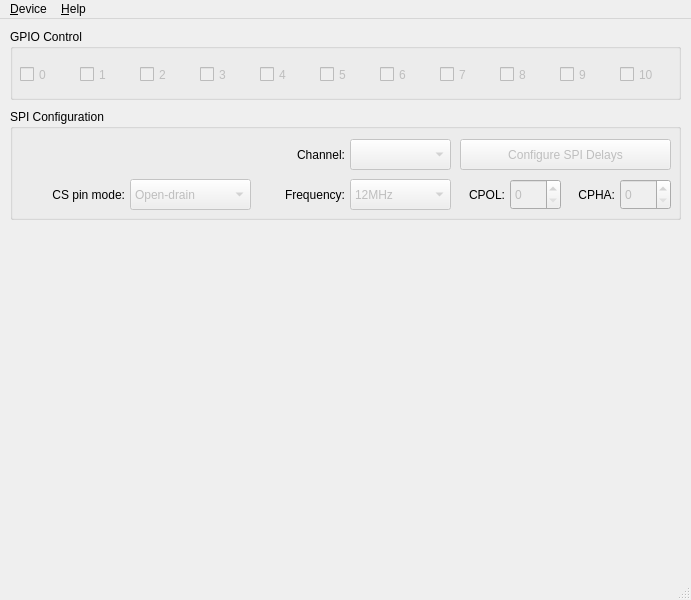
The window that src/devicewindow.ui (bloguetronica/cp2130-com) describes before a commit, drawn with Qt 5.
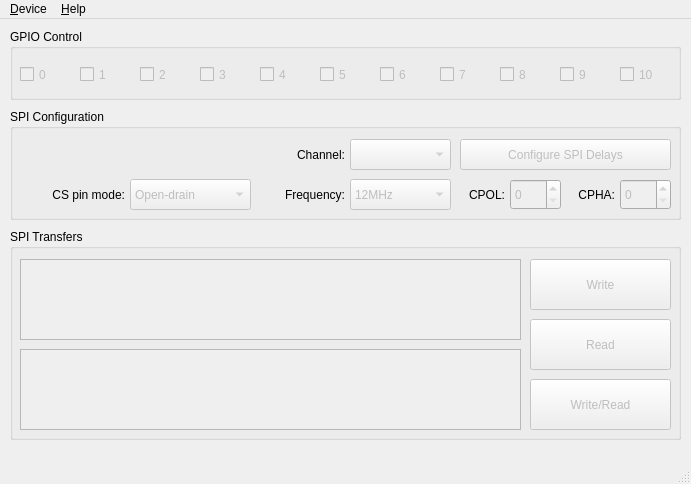
The same window after the commit. Icons and pictures are not drawn.

```diff
--- a/src/devicewindow.ui
+++ b/src/devicewindow.ui
@@ -7,7 +7,7 @@
     <x>0</x>
     <y>0</y>
     <width>691</width>
-    <height>600</height>
+    <height>484</height>
    </rect>
   </property>
   <property name="minimumSize">
@@ -459,6 +459,106 @@
      </property>
     </widget>
    </widget>
+   <widget class="QGroupBox" name="groupBoxSPITransfers">
+    <property name="geometry">
+     <rect>
+      <x>10</x>
+      <y>210</y>
+      <width>671</width>
+      <height>211</height>
+     </rect>
+    </property>
+    <property name="title">
+     <string>SPI Transfers</string>
+    </property>
+    <widget class="QPlainTextEdit" name="plainTextEditWrite">
+     <property name="enabled">
+      <bool>false</bool>
+     </property>
+     <property name="geometry">
+      <rect>
+       <x>10</x>
+       <y>30</y>
+       <width>501</width>
+       <height>81</height>
+      </rect>
+     </property>
+     <property name="font">
+      <font>
+       <family>Noto Mono</family>
+      </font>
+     </property>
+    </widget>
+    <widget class="QPlainTextEdit" name="plainTextEditRead">
+     <property name="enabled">
+      <bool>false</bool>
+     </property>
+     <property name="geometry">
+      <rect>
+       <x>10</x>
+       <y>120</y>
+       <width>501</width>
+       <height>81</height>
+      </rect>
+     </property>
+     <property name="font">
+      <font>
+       <family>Noto Mono</family>
+      </font>
+     </property>
+     <property name="readOnly">
+      <bool>true</bool>
+     </property>
+    </widget>
+    <widget class="QPushButton" name="pushButtonWriteRead">
+     <property name="enabled">
+      <bool>false</bool>
+     </property>
+     <property name="geometry">
+      <rect>
+       <x>520</x>
+       <y>150</y>
+       <width>141</width>
+       <height>51</height>
+      </rect>
+     </property>
+     <property name="text">
+      <string>Write/Read</string>
+     </property>
+    </widget>
+    <widget class="QPushButton" name="pushButtonWrite">
+     <property name="enabled">
+      <bool>false</bool>
+     </property>
+     <property name="geometry">
+      <rect>
+       <x>520</x>
+       <y>30</y>
+       <width>141</width>
+       <height>51</height>
+      </rect>
+     </property>
+     <property name="text">
+      <string>Write</string>
+     </property>
+    </widget>
+    <widget class="QPushButton" name="pushButtonRead">
+     <property name="enabled">
+      <bool>false</bool>
+     </property>
+     <property name="geometry">
+      <rect>
+       <x>520</x>
+       <y>90</y>
+       <width>141</width>
+       <height>51</height>
+      </rect>
+     </property>
+     <property name="text">
+      <string>Read</string>
+     </property>
+    </widget>
+   </widget>
   </widget>
   <widget class="QMenuBar" name="menuBar">
    <property name="geometry">
```
